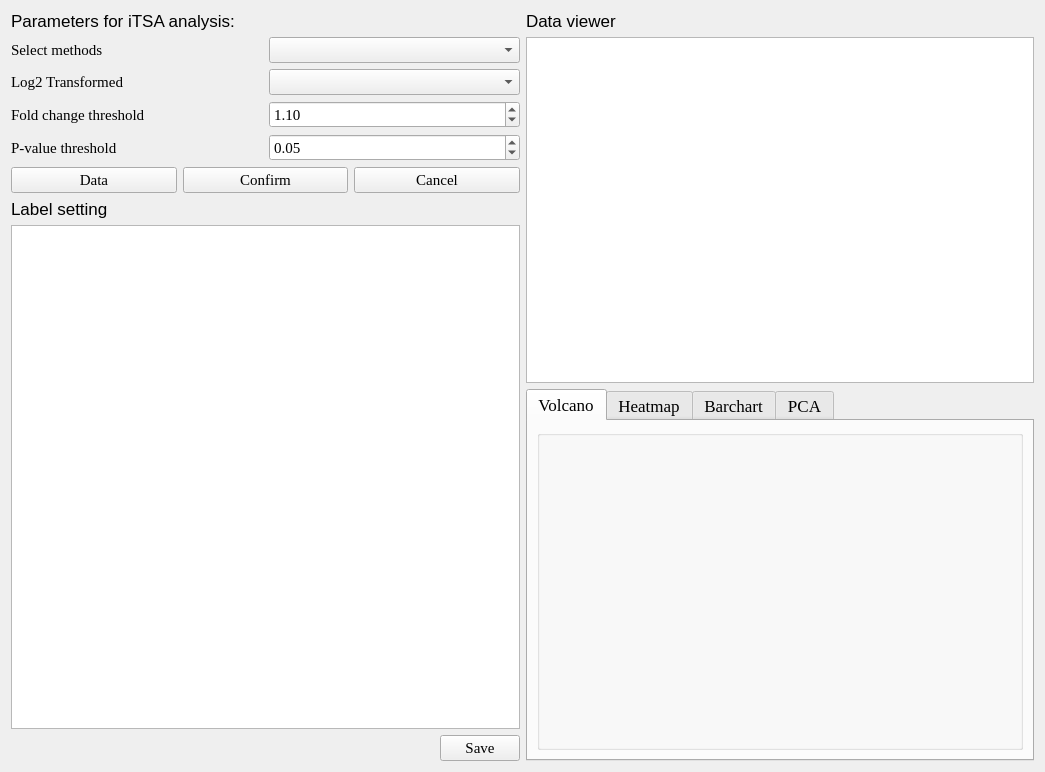
Old version of the form AnaliTSA.ui in the repository hcji/ProSAP.
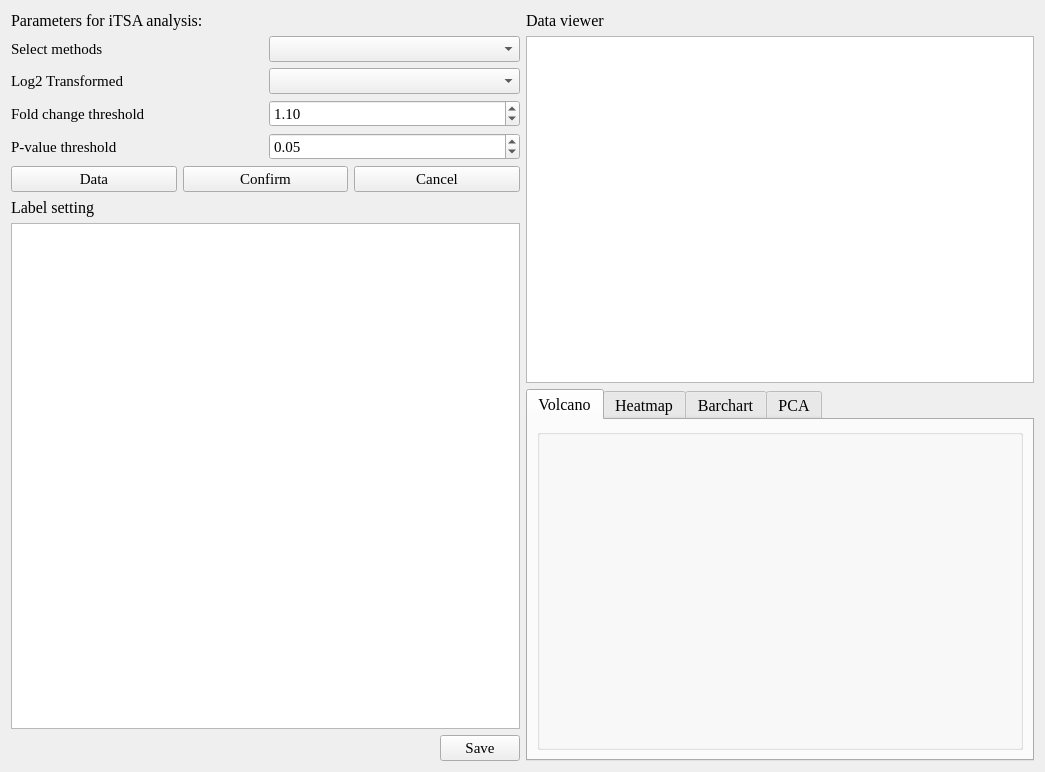
New version of the form.

The edit to the form file:
```diff
--- a/AnaliTSA.ui
+++ b/AnaliTSA.ui
@@ -30,8 +30,10 @@
           <widget class="QLabel" name="label_1">
            <property name="font">
             <font>
-             <family>Arial</family>
-             <pointsize>13</pointsize>
+             <family>Times New Roman</family>
+             <pointsize>12</pointsize>
+             <weight>50</weight>
+             <bold>false</bold>
             </font>
            </property>
            <property name="text">
@@ -163,8 +165,10 @@
           <widget class="QLabel" name="label_8">
            <property name="font">
             <font>
-             <family>Arial</family>
-             <pointsize>13</pointsize>
+             <family>Times New Roman</family>
+             <pointsize>12</pointsize>
+             <weight>50</weight>
+             <bold>false</bold>
             </font>
            </property>
            <property name="text">
@@ -218,8 +222,8 @@
           <widget class="QLabel" name="label_11">
            <property name="font">
             <font>
-             <family>Arial</family>
-             <pointsize>13</pointsize>
+             <family>Times New Roman</family>
+             <pointsize>12</pointsize>
             </font>
            </property>
            <property name="text">
@@ -249,7 +253,7 @@
          </property>
          <property name="font">
           <font>
-           <pointsize>13</pointsize>
+           <pointsize>12</pointsize>
           </font>
          </property>
          <property name="currentIndex">
```
Left out of the diff: 2 changed lines with no effect on the pictures.
